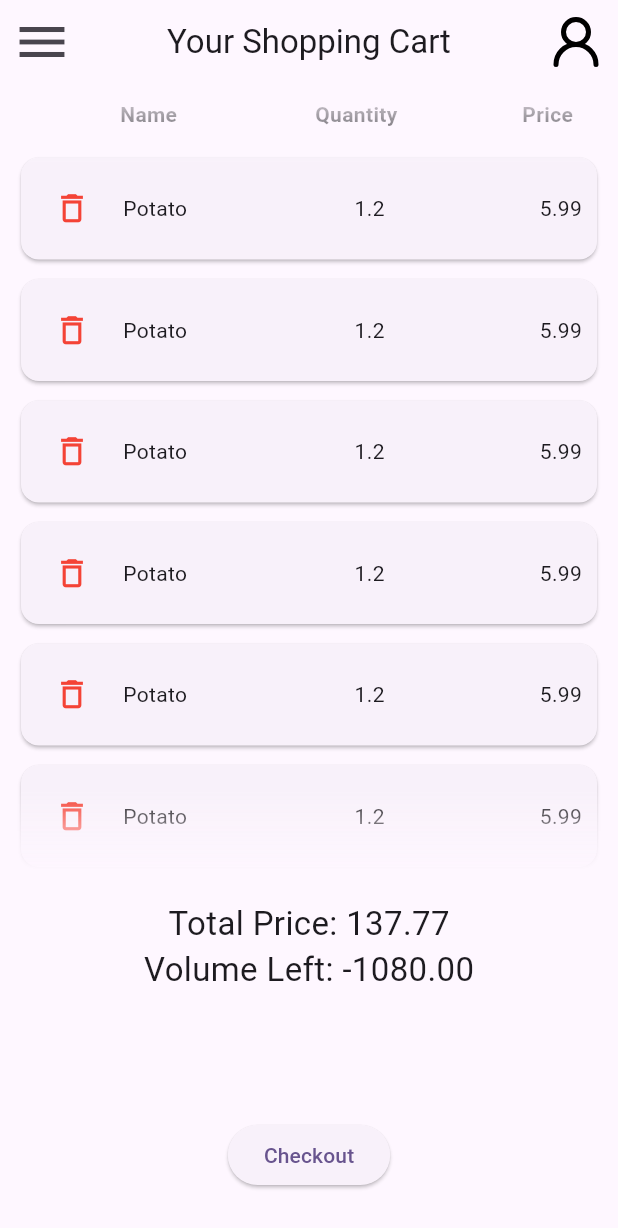
After one commit to AlexBanu7/WhySoFLy-Frontend, a Flutter app: the screen it shows after launch, in the side drawer, after a tap on "Cart", on a phone screen of 412 x 824 dp. The commit adds this screen. Shown: the top 1228 px of the screen. Run offline on Flutter 3.47's test engine with Material 3 defaults, Android fonts, the phone set to English and light mode, and no system bars; our stand-ins replace flutter_svg, google_maps_flutter; missing offline and left inert: dart:ffi; accounts and stored records are empty.

Commit message:
Added Shopping cart screen and Cart item listing

```diff
--- a/lib/main.dart
+++ b/lib/main.dart
@@ -1,7 +1,9 @@
 import 'package:flutter/material.dart';
+import 'package:frontend/screens/cart/cart.dart';
 import 'package:frontend/screens/home/home.dart';
 import 'package:frontend/screens/howto/howto.dart';
 import 'package:frontend/screens/map/map.dart';
+import 'package:frontend/utils/cart_service.dart';
 import 'package:frontend/utils/session_requests.dart';
 
 import 'models/user.dart';
@@ -11,6 +13,7 @@ void main() {
 }
 
 User? currentUser;
+CartService cartService = CartService();
 Session session_requests = Session();
 
 class MyApp extends StatelessWidget {
@@ -27,7 +30,8 @@ class MyApp extends StatelessWidget {
       routes: {
         '/': (context) => const MyHomePage(),
         '/map': (context) => const MapScreen(),
-        '/howto': (context) => const HowToScreen()
+        '/howto': (context) => const HowToScreen(),
+        '/cart': (context) => const CartPage()
       },
     );
   }
--- /dev/null
+++ b/lib/models/cartitem.dart
@@ -0,0 +1,15 @@
+class CartItem {
+  int id;
+  String name;
+  double quantity; // number of items/kg
+  double volume;
+  double price;
+
+  CartItem({
+    required this.id,
+    required this.name,
+    required this.quantity,
+    required this.volume,
+    required this.price
+  });
+}
--- /dev/null
+++ b/lib/models/category.dart
@@ -0,0 +1,9 @@
+import 'package:frontend/models/product.dart';
+
+class Category {
+  late String name;
+  List<Product>? products;
+
+  Category({required this.name, this.products});
+
+}
--- /dev/null
+++ b/lib/models/product.dart
@@ -0,0 +1,8 @@
+class Product {
+  int id;
+  String name;
+  double volumePerQuantity; // volume of one item/one kilo
+  double pricePerQuantity; // price for one item/one kilo
+
+  Product({required this.id, required this.name, required this.volumePerQuantity, required this.pricePerQuantity});
+}
--- /dev/null
+++ b/lib/screens/cart/cart.dart
@@ -0,0 +1,42 @@
+import 'dart:core';
+import 'dart:ui';
+
+import 'package:flutter/material.dart';
+import 'package:flutter_svg/svg.dart';
+import 'package:frontend/main.dart';
+import 'package:frontend/screens/cart/empty_cart.dart';
+import 'package:frontend/screens/cart/filled_cart.dart';
+
+import '../../widgets/custom_appbar.dart';
+import '../../widgets/custom_drawer.dart';
+
+
+class CartPage extends StatefulWidget {
+  const CartPage({super.key});
+
+  @override
+  State<CartPage> createState() => _CartPage();
+}
+
+class _CartPage extends State<CartPage>
+    with SingleTickerProviderStateMixin{
+
+  @override
+  void initState() {
+    super.initState();
+  }
+
+  @override
+  void dispose() {
+    super.dispose();
+  }
+
+  @override
+  Widget build(BuildContext context) {
+    return Scaffold(
+      appBar: CustomAppBar("Your Shopping Cart"),
+      drawer: CustomDrawer(),
+      body: cartService.cartitems.isNotEmpty ? const FilledCart() : const EmptyCart()
+    );
+  }
+}
--- /dev/null
+++ b/lib/screens/cart/empty_cart.dart
@@ -0,0 +1,46 @@
+import 'dart:core';
+import 'dart:ui';
+
+import 'package:flutter/material.dart';
+import 'package:flutter_svg/svg.dart';
+import 'package:frontend/main.dart';
+
+import '../../widgets/custom_appbar.dart';
+import '../../widgets/custom_drawer.dart';
+
+
+class EmptyCart extends StatefulWidget {
+  const EmptyCart({super.key});
+
+  @override
+  State<EmptyCart> createState() => _EmptyCart();
+}
+
+class _EmptyCart extends State<EmptyCart>
+    with SingleTickerProviderStateMixin{
+
+  @override
+  void dispose() {
+    super.dispose();
+  }
+
+  @override
+  Widget build(BuildContext context) {
+    return SizedBox(
+      height: MediaQuery.of(context).size.height,
+      width: MediaQuery.of(context).size.width,
+      child: Column(
+        children: [
+          Transform.scale(
+            scale: 0.5,
+            child: Image.asset(
+              'assets/images/question-man.png', // Path to your image
+              fit: BoxFit.cover,
+            ),
+          ),
+          const Text("Looking for products? Might want to add them first.")
+        ]
+      )
+    );
+  }
+}
--- /dev/null
+++ b/lib/screens/cart/filled_cart.dart
@@ -0,0 +1,171 @@
+import 'dart:core';
+import 'dart:ui';
+
+import 'package:flutter/material.dart';
+import 'package:flutter_svg/svg.dart';
+import 'package:frontend/main.dart';
+
+import '../../widgets/custom_appbar.dart';
+import '../../widgets/custom_drawer.dart';
+
+
+class FilledCart extends StatefulWidget {
+  const FilledCart({super.key});
+
+  @override
+  State<FilledCart> createState() => _FilledCart();
+}
+
+class _FilledCart extends State<FilledCart>
+    with SingleTickerProviderStateMixin{
+
+  @override
+  void initState() {
+    super.initState();
+  }
+
+  @override
+  void dispose() {
+    super.dispose();
+  }
+
+  List<Widget> get_children() {
+    List<Widget> cart_items_to_children = [
+      const Padding(
+        padding: EdgeInsets.only(bottom: 10, top: 10, right: 30, left: 80),
+        child: Row(
+            children: [ // Replace YourFirstWidget with your actual widget
+              Padding(
+                padding: EdgeInsets.only(right:30),
+                child: Text(
+                  "Name",
+                  style: TextStyle(fontWeight: FontWeight.bold),
+                ), // Replace YourSecondWidget with your actual widget
+              ),
+              Expanded(
+                child: Align(
+                  alignment: Alignment.centerRight,
+                  child: Text(
+                    "Quantity",
+                    style: TextStyle(fontWeight: FontWeight.bold),
+                  ), // Replace YourFourthWidget with your actual widget
+                ), // Replace YourThirdWidget with your actual widget
+              ),
+              Expanded(
+                child: Align(
+                  alignment: Alignment.centerRight,
+                  child: Text(
+                    "Price",
+                    style: TextStyle(fontWeight: FontWeight.bold),
+                  ), // Replace YourFourthWidget with your actual widget
+                ),
+              ),
+            ]
+        ),
+      )
+    ];
+    for (var cartitem in cartService.cartitems) {
+      cart_items_to_children.add(
+          Padding(
+              padding: EdgeInsets.only(top: 5, left: 10, right: 10),
+              child: Card(
+                  child: Padding(
+                    padding: EdgeInsets.only(
+                        bottom: 10, top: 10, right: 10, left: 10),
+                    child: Row(
+                        children: [
+                          IconButton(
+                            icon: Icon(Icons.delete_outline),
+                            // You can use any delete icon you prefer
+                            onPressed: () {},
+                            iconSize: 25.0,
+                            // Adjust the size as needed
+                            color: Colors
+                                .red, // Customize the color of the icon
+                          ), // Replace YourFirstWidget with your actual widget
+                          Padding(
+                            padding: EdgeInsets.only(left: 10),
+                            child: Text(cartitem
+                                .name), // Replace YourSecondWidget with your actual widget
+                          ),
+                          Expanded(
+                            child: Align(
+                              alignment: Alignment.centerRight,
+                              child: Text(cartitem.quantity
+                                  .toString()), // Replace YourFourthWidget with your actual widget
+                            ), // Replace YourThirdWidget with your actual widget
+                          ),
+                          Expanded(
+                            child: Align(
+                              alignment: Alignment.centerRight,
+                              child: Text(cartitem.price
+                                  .toString()), // Replace YourFourthWidget with your actual widget
+                            ),
+                          ),
+                        ]
+                    ),
+                  )
+              )
+          )
+      );
+    }
+    return cart_items_to_children;
+  }
+
+  @override
+  Widget build(BuildContext context) {
+    return Column(
+      children: [
+        Container(
+          height: MediaQuery.of(context).size.height - 300,
+          child: ShaderMask(
+            shaderCallback: (Rect rect) {
+              return const LinearGradient(
+                begin: Alignment.topCenter,
+                end: Alignment.bottomCenter,
+                colors: [Colors.purple, Colors.transparent, Colors.transparent, Colors.purple],
+                stops: [0.0, 0.1, 0.9, 1.0], // 10% purple, 80% transparent, 10% purple
+              ).createShader(rect);
+            },
+            blendMode: BlendMode.dstOut,
+            child: ListView(
+              children: get_children(),
+            ),
+          ),
+        ),
+        Expanded(
+          child:Container(
+            width: MediaQuery.of(context).size.width,
+            padding: EdgeInsets.only(top:20, bottom:30, left:20, right: 20),
+            child: Column(
+              children: <Widget>[
+                Align(
+                  alignment: Alignment.center, // Center the children horizontally
+                  child: Column(
+                    children: <Widget>[
+                      Text(
+                        'Total Price: ${cartService.calculateTotalPrice().toStringAsFixed(2)}',
+                        style: TextStyle(fontSize: 22.0),
+                      ),
+                      Text(
+                        'Volume Left: ${cartService.computeVolumeLeft().toStringAsFixed(2)}',
+                        style: TextStyle(fontSize: 22.0),
+                      ),
+                    ],
+                  ),
+                ),
+                Spacer(), // Add space between the text and button
+                Center(
+                  child: ElevatedButton(
+                    onPressed: () {},
+                    child: Text('Checkout'),
+                  ),
+                ),
+              ],
+            ),
+          )
+        )
+      ],
+    );
+  }
+}
--- /dev/null
+++ b/lib/utils/cart_service.dart
@@ -0,0 +1,185 @@
+import 'package:frontend/models/cartitem.dart';
+
+import '../models/product.dart';
+
+class CartService {
+
+  List<CartItem> cartitems = [CartItem(
+      id:1,
+      name: "Potato",
+      quantity: 1.2,
+      volume: 60,
+      price: 5.99
+  ),CartItem(
+      id:1,
+      name: "Potato",
+      quantity: 1.2,
+      volume: 60,
+      price: 5.99
+  ),CartItem(
+      id:1,
+      name: "Potato",
+      quantity: 1.2,
+      volume: 60,
+      price: 5.99
+  ),CartItem(
+      id:1,
+      name: "Potato",
+      quantity: 1.2,
+      volume: 60,
+      price: 5.99
+  ),CartItem(
+      id:1,
+      name: "Potato",
+      quantity: 1.2,
+      volume: 60,
+      price: 5.99
+  ),CartItem(
+      id:1,
+      name: "Potato",
+      quantity: 1.2,
+      volume: 60,
+      price: 5.99
+  ),CartItem(
+      id:1,
+      name: "Potato",
+      quantity: 1.2,
+      volume: 60,
+      price: 5.99
+  ),CartItem(
+      id:1,
+      name: "Potato",
+      quantity: 1.2,
+      volume: 60,
+      price: 5.99
+  ),CartItem(
+      id:1,
+      name: "Potato",
+      quantity: 1.2,
+      volume: 60,
+      price: 5.99
+  ),CartItem(
+      id:1,
+      name: "Potato",
+      quantity: 1.2,
+      volume: 60,
+      price: 5.99
+  ),CartItem(
+      id:1,
+      name: "Potato",
+      quantity: 1.2,
+      volume: 60,
+      price: 5.99
+  ),CartItem(
+      id:1,
+      name: "Potato",
+      quantity: 1.2,
+      volume: 60,
+      price: 5.99
+  ),CartItem(
+      id:1,
+      name: "Potato",
+      quantity: 1.2,
+      volume: 60,
+      price: 5.99
+  ),CartItem(
+      id:1,
+      name: "Potato",
+      quantity: 1.2,
+      volume: 60,
+      price: 5.99
+  ),CartItem(
+      id:1,
+      name: "Potato",
+      quantity: 1.2,
+      volume: 60,
+      price: 5.99
+  ),CartItem(
+      id:1,
+      name: "Potato",
+      quantity: 1.2,
+      volume: 60,
+      price: 5.99
+  ),CartItem(
+      id:1,
+      name: "Potato",
+      quantity: 1.2,
+      volume: 60,
+      price: 5.99
+  ),CartItem(
+      id:1,
+      name: "Potato",
+      quantity: 1.2,
+      volume: 60,
+      price: 5.99
+  ),CartItem(
+      id:1,
+      name: "Potato",
+      quantity: 1.2,
+      volume: 60,
+      price: 5.99
+  ),CartItem(
+      id:1,
+      name: "Potato",
+      quantity: 1.2,
+      volume: 60,
+      price: 5.99
+  ),CartItem(
+      id:1,
+      name: "Potato",
+      quantity: 1.2,
+      volume: 60,
+      price: 5.99
+  ),CartItem(
+      id:1,
+      name: "Potato",
+      quantity: 1.2,
+      volume: 60,
+      price: 5.99
+  ),CartItem(
+      id:1,
+      name: "Potato",
+      quantity: 1.2,
+      volume: 60,
+      price: 5.99
+  )];
+
+  CartService() {
+    print("Created a cart!");
+    // Create Cart for currentUser
+  }
+
+  void clearCart() {
+    print("Cleared the cart!");
+    // clears the cart
+  }
+
+  void addToCart(CartItem cartitem) {
+    cartitems.add(cartitem);
+    print("Added ${cartitem.name} to cart");
+    // Adds to cart
+  }
+
+  void removeFromCart(CartItem cartitem) {
+    cartitems.removeWhere((element) => element.id == cartitem.id);
+    print("Removed ${cartitem.name} from cart");
+  }
+
+  double calculateTotalPrice() {
+    double totalPrice = 0;
+    for (var cartitem in cartitems){
+      totalPrice += cartitem.price;
+    }
+    return totalPrice;
+  }
+
+  double computeVolumeLeft() {
+    // TODO: Get from API
+    double volumeLeft = 300; // in litters
+    for (var cartitem in cartitems){
+      volumeLeft -= cartitem.volume;
+    }
+    return volumeLeft;
+  }
+
+}
--- a/lib/widgets/custom_drawer.dart
+++ b/lib/widgets/custom_drawer.dart
@@ -80,6 +80,12 @@ class _CustomDrawer extends State<CustomDrawer>
             },
           ),
           ListTile(
+            title: const Text('Cart'),
+            onTap: () {
+              Navigator.pushNamed(context, "/cart");
+            },
+          ),
+          ListTile(
             title: const Text('How to'),
             onTap: () {
               Navigator.pushNamed(context, "/howto");
--- a/pubspec.yaml
+++ b/pubspec.yaml
@@ -65,7 +65,6 @@ flutter:
   assets:
    - assets/images/
    - assets/icons/
-   - assets/styles/
 
   # An image asset can refer to one or more resolution-specific "variants", see
   # https://flutter.dev/assets-and-images/#resolution-aware
```
Also changed, not shown: assets/images/question-man.png (added).
